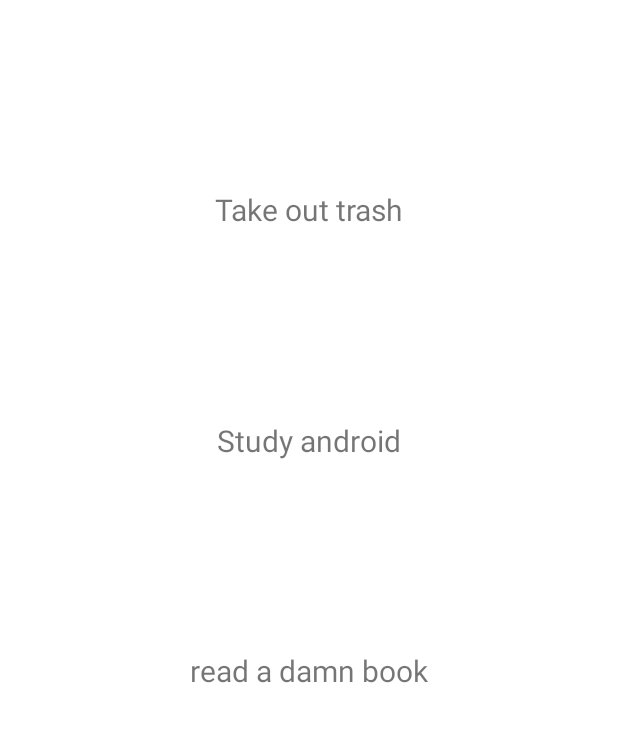
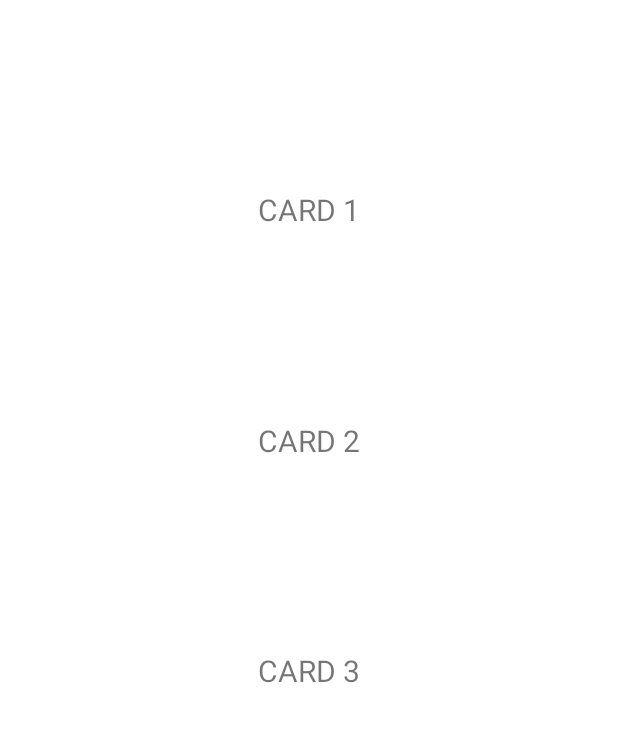
Before and after one commit to RDoll-Repo/AndroidToDoApp, an Android app: the screen it shows after launch (MainActivity), on a phone screen of 412 x 824 dp, the part 355-1097 px from its top. Run offline under Robolectric (Android 15) with nearby library versions, the phone set to English and light mode, and no system bars.

Commit message:
got it working again

```diff
--- /dev/null
+++ b/app/src/main/java/com/example/android_todoapp/CardFragment.kt
@@ -0,0 +1,6 @@
+package com.example.android_todoapp
+
+import androidx.fragment.app.Fragment
+
+class CardFragment : Fragment(R.layout.card) {
+}
--- a/app/src/main/java/com/example/android_todoapp/MainActivity.kt
+++ b/app/src/main/java/com/example/android_todoapp/MainActivity.kt
@@ -14,6 +14,7 @@ class MainActivity : AppCompatActivity(R.layout.activity_main) {
             supportFragmentManager.commit {
                 setReorderingAllowed(true)
                 add<HomeFragment>(R.id.fragment_container_view)
+                //add<CardFragment>(R.id.fragment_container_view)
             }
         }
     }
--- a/app/src/main/res/layout/home_fragment.xml
+++ b/app/src/main/res/layout/home_fragment.xml
@@ -19,7 +19,7 @@
         android:id="@+id/sample1"
         android:layout_width="wrap_content"
         android:layout_height="wrap_content"
-        android:text="Take out trash"
+        android:text="CARD 1"
         android:textSize="20dp"
         app:layout_constraintTop_toBottomOf="@id/header"
         app:layout_constraintStart_toStartOf="parent"
@@ -30,7 +30,7 @@
         android:id="@+id/sample2"
         android:layout_width="wrap_content"
         android:layout_height="wrap_content"
-        android:text="Study android"
+        android:text="CARD 2"
         android:textSize="20dp"
         app:layout_constraintTop_toBottomOf="@id/sample1"
         app:layout_constraintStart_toStartOf="parent"
@@ -41,7 +41,7 @@
         android:id="@+id/sample3"
         android:layout_width="wrap_content"
         android:layout_height="wrap_content"
-        android:text="read a damn book"
+        android:text="CARD 3"
         android:textSize="20dp"
         app:layout_constraintTop_toBottomOf="@id/sample2"
         app:layout_constraintStart_toStartOf="parent"
```
